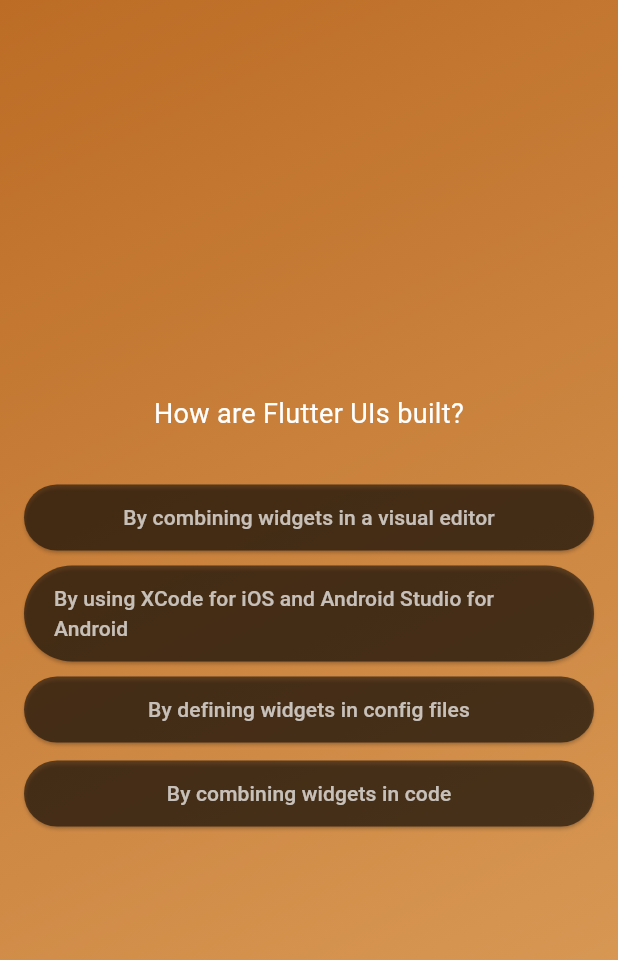
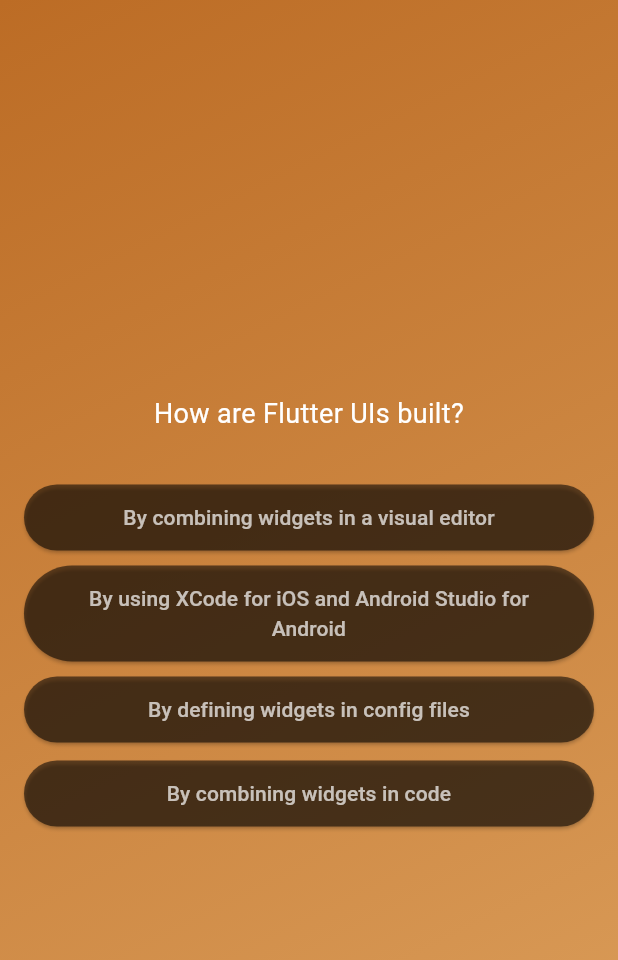
Before and after one commit to M9heb/quiz_app, a Flutter app: the screen it shows after launch, after a tap on "Start the Quiz!", after a tap on "Components", on a phone screen of 412 x 824 dp. Shown: the top 960 px of the screen. Run offline on Flutter 3.47's test engine with Material 3 defaults, Android fonts, the phone set to English and light mode, and no system bars.

Commit message:
Updates button style

```diff
--- a/lib/answer_button.dart
+++ b/lib/answer_button.dart
@@ -14,7 +14,10 @@ class AnswerButton extends StatelessWidget {
           shape:
               RoundedRectangleBorder(borderRadius: BorderRadius.circular(999))),
       onPressed: onTap,
-      child: Text(label),
+      child: Text(
+        label,
+        textAlign: TextAlign.center,
+      ),
     );
   }
 }
```
